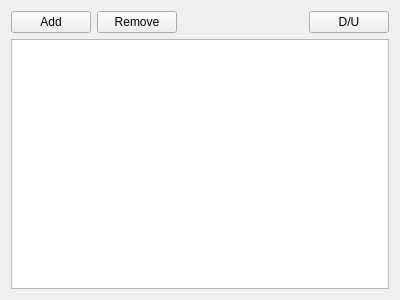
Before: the Qt Designer form src/components/canrawsender/canrawsender.ui in GENIVI/CANdevStudio, drawn with Qt 5.
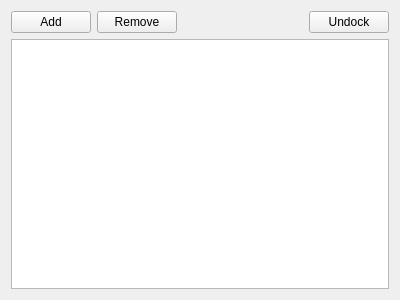
After: the same form once the commit is applied.

Commit message: Changing Dock/Undock and Combine buttons to checkable

```diff
--- a/src/components/canrawsender/canrawsender.ui
+++ b/src/components/canrawsender/canrawsender.ui
@@ -58,7 +58,13 @@
      <item>
       <widget class="QPushButton" name="pbDockUndock">
        <property name="text">
-        <string>D/U</string>
+        <string>Undock</string>
+       </property>
+       <property name="checkable">
+        <bool>true</bool>
+       </property>
+       <property name="checked">
+        <bool>false</bool>
        </property>
       </widget>
      </item>
```
The commit also changes 3 other files.
